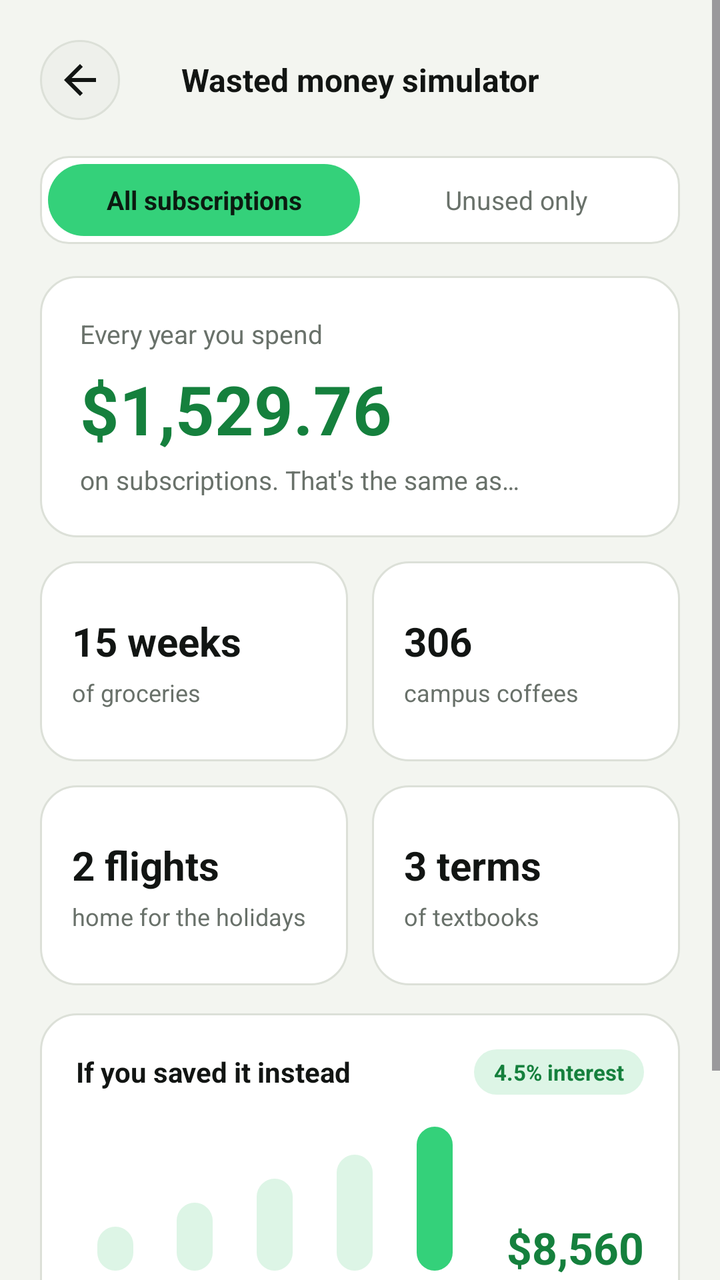
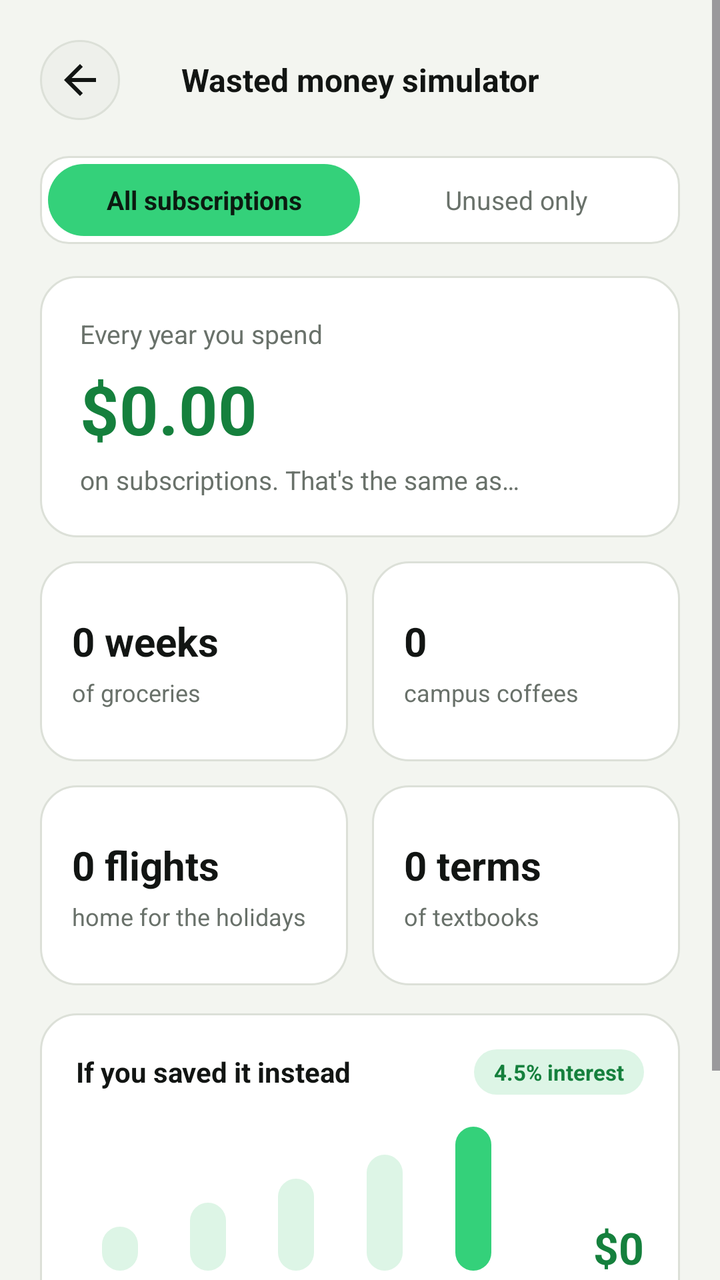

Before-and-after screenshots of an Android layout around one commit, followed by the original layout XML and the change that was made.
<!-- AndroidManifest.xml: application theme Theme.SubGuard -->
<!-- res/layout/fragment_simulator.xml -->
<?xml version="1.0" encoding="utf-8"?>
<ScrollView xmlns:android="http://schemas.android.com/apk/res/android"
    xmlns:app="http://schemas.android.com/apk/res-auto"
    android:layout_width="match_parent"
    android:layout_height="match_parent"
    android:background="@color/app_background"
    android:fillViewport="true">

    <LinearLayout
        android:layout_width="match_parent"
        android:layout_height="wrap_content"
        android:orientation="vertical"
        android:padding="20dp">

        
        <LinearLayout
            android:layout_width="match_parent"
            android:layout_height="wrap_content"
            android:gravity="center_vertical"
            android:orientation="horizontal">

            <ImageButton
                android:id="@+id/btn_back"
                android:layout_width="40dp"
                android:layout_height="40dp"
                android:background="@drawable/bg_circle_elevated"
                android:contentDescription="Back"
                android:src="@drawable/ic_arrow_back"
                app:tint="@color/text_primary" />

            <TextView
                android:layout_width="0dp"
                android:layout_height="wrap_content"
                android:layout_marginEnd="40dp"
                android:layout_weight="1"
                android:gravity="center"
                android:text="Wasted money simulator"
                android:textColor="@color/text_primary"
                android:textSize="16sp"
                android:textStyle="bold" />
        </LinearLayout>

        
        <LinearLayout
            android:layout_width="match_parent"
            android:layout_height="44dp"
            android:layout_marginTop="18dp"
            android:background="@drawable/bg_input_field"
            android:orientation="horizontal"
            android:padding="4dp">

            <TextView
                android:id="@+id/btn_sim_all"
                android:layout_width="0dp"
                android:layout_height="match_parent"
                android:layout_weight="1"
                android:background="@drawable/bg_pill_green"
                android:backgroundTint="@color/primary_green"
                android:gravity="center"
                android:text="All subscriptions"
                android:textColor="@color/button_on_green"
                android:textSize="13sp"
                android:textStyle="bold" />

            <TextView
                android:id="@+id/btn_sim_unused"
                android:layout_width="0dp"
                android:layout_height="match_parent"
                android:layout_weight="1"
                android:gravity="center"
                android:text="Unused only"
                android:textColor="@color/text_secondary"
                android:textSize="13sp" />
        </LinearLayout>

        
        <LinearLayout
            android:layout_width="match_parent"
            android:layout_height="wrap_content"
            android:layout_marginTop="16dp"
            android:background="@drawable/bg_card_rounded"
            android:orientation="vertical"
            android:padding="20dp">

            <TextView
                android:layout_width="wrap_content"
                android:layout_height="wrap_content"
                android:text="Every year you spend"
                android:textColor="@color/text_secondary"
                android:textSize="13sp" />

            <TextView
                android:id="@+id/tv_sim_annual_spend"
                android:layout_width="wrap_content"
                android:layout_height="wrap_content"
                android:layout_marginTop="6dp"
                android:text="$1,529.76"
                android:textColor="@color/accent_green_text"
                android:textSize="34sp"
                android:textStyle="bold" />

            <TextView
                android:layout_width="wrap_content"
                android:layout_height="wrap_content"
                android:layout_marginTop="4dp"
                android:text="on subscriptions. That's the same as…"
                android:textColor="@color/text_secondary"
                android:textSize="13sp" />
        </LinearLayout>

        
        <LinearLayout
            android:layout_width="match_parent"
            android:layout_height="wrap_content"
            android:layout_marginTop="12dp"
            android:orientation="horizontal">

            <LinearLayout
                android:layout_width="0dp"
                android:layout_height="100dp"
                android:layout_marginEnd="6dp"
                android:layout_weight="1"
                android:background="@drawable/bg_card_rounded"
                android:gravity="center_vertical"
                android:orientation="vertical"
                android:padding="16dp">

                <TextView
                    android:id="@+id/tv_equiv_groceries"
                    android:layout_width="wrap_content"
                    android:layout_height="wrap_content"
                    android:text="15 weeks"
                    android:textColor="@color/text_primary"
                    android:textSize="20sp"
                    android:textStyle="bold" />

                <TextView
                    android:layout_width="wrap_content"
                    android:layout_height="wrap_content"
                    android:layout_marginTop="4dp"
                    android:text="of groceries"
                    android:textColor="@color/text_secondary"
                    android:textSize="12sp" />
            </LinearLayout>

            <LinearLayout
                android:layout_width="0dp"
                android:layout_height="100dp"
                android:layout_marginStart="6dp"
                android:layout_weight="1"
                android:background="@drawable/bg_card_rounded"
                android:gravity="center_vertical"
                android:orientation="vertical"
                android:padding="16dp">

                <TextView
                    android:id="@+id/tv_equiv_coffees"
                    android:layout_width="wrap_content"
                    android:layout_height="wrap_content"
                    android:text="306"
                    android:textColor="@color/text_primary"
                    android:textSize="20sp"
                    android:textStyle="bold" />

                <TextView
                    android:layout_width="wrap_content"
                    android:layout_height="wrap_content"
                    android:layout_marginTop="4dp"
                    android:text="campus coffees"
                    android:textColor="@color/text_secondary"
                    android:textSize="12sp" />
            </LinearLayout>
        </LinearLayout>

        <LinearLayout
            android:layout_width="match_parent"
            android:layout_height="wrap_content"
            android:layout_marginTop="12dp"
            android:orientation="horizontal">

            <LinearLayout
                android:layout_width="0dp"
                android:layout_height="100dp"
                android:layout_marginEnd="6dp"
                android:layout_weight="1"
                android:background="@drawable/bg_card_rounded"
                android:gravity="center_vertical"
                android:orientation="vertical"
                android:padding="16dp">

                <TextView
                    android:id="@+id/tv_equiv_flights"
                    android:layout_width="wrap_content"
                    android:layout_height="wrap_content"
                    android:text="2 flights"
                    android:textColor="@color/text_primary"
                    android:textSize="20sp"
                    android:textStyle="bold" />

                <TextView
                    android:layout_width="wrap_content"
                    android:layout_height="wrap_content"
                    android:layout_marginTop="4dp"
                    android:text="home for the holidays"
                    android:textColor="@color/text_secondary"
                    android:textSize="12sp" />
            </LinearLayout>

            <LinearLayout
                android:layout_width="0dp"
                android:layout_height="100dp"
                android:layout_marginStart="6dp"
                android:layout_weight="1"
                android:background="@drawable/bg_card_rounded"
                android:gravity="center_vertical"
                android:orientation="vertical"
                android:padding="16dp">

                <TextView
                    android:id="@+id/tv_equiv_textbooks"
                    android:layout_width="wrap_content"
                    android:layout_height="wrap_content"
                    android:text="3 terms"
                    android:textColor="@color/text_primary"
                    android:textSize="20sp"
                    android:textStyle="bold" />

                <TextView
                    android:layout_width="wrap_content"
                    android:layout_height="wrap_content"
                    android:layout_marginTop="4dp"
                    android:text="of textbooks"
                    android:textColor="@color/text_secondary"
                    android:textSize="12sp" />
            </LinearLayout>
        </LinearLayout>

        
        <LinearLayout
            android:layout_width="match_parent"
            android:layout_height="wrap_content"
            android:layout_marginTop="14dp"
            android:background="@drawable/bg_card_rounded"
            android:orientation="vertical"
            android:padding="18dp">

            <LinearLayout
                android:layout_width="match_parent"
                android:layout_height="wrap_content"
                android:gravity="center_vertical"
                android:orientation="horizontal">

                <TextView
                    android:layout_width="0dp"
                    android:layout_height="wrap_content"
                    android:layout_weight="1"
                    android:text="If you saved it instead"
                    android:textColor="@color/text_primary"
                    android:textSize="14sp"
                    android:textStyle="bold" />

                <TextView
                    android:layout_width="wrap_content"
                    android:layout_height="wrap_content"
                    android:background="@drawable/bg_pill_green"
                    android:paddingHorizontal="10dp"
                    android:paddingVertical="4dp"
                    android:text="4.5% interest"
                    android:textColor="@color/accent_green_text"
                    android:textSize="11sp"
                    android:textStyle="bold" />
            </LinearLayout>

            <LinearLayout
                android:layout_width="match_parent"
                android:layout_height="wrap_content"
                android:layout_marginTop="16dp"
                android:gravity="bottom"
                android:orientation="horizontal">

                
                <LinearLayout
                    android:layout_width="0dp"
                    android:layout_height="wrap_content"
                    android:layout_weight="1"
                    android:gravity="bottom"
                    android:orientation="horizontal">

                    <LinearLayout
                        android:layout_width="0dp"
                        android:layout_height="wrap_content"
                        android:layout_weight="1"
                        android:gravity="center_horizontal"
                        android:orientation="vertical">

                        <View
                            android:layout_width="18dp"
                            android:layout_height="22dp"
                            android:background="@drawable/bg_pill_green" />

                        <TextView
                            android:layout_width="wrap_content"
                            android:layout_height="wrap_content"
                            android:layout_marginTop="4dp"
                            android:text="1y"
                            android:textColor="@color/text_secondary"
                            android:textSize="10sp" />
                    </LinearLayout>

                    <LinearLayout
                        android:layout_width="0dp"
                        android:layout_height="wrap_content"
                        android:layout_weight="1"
                        android:gravity="center_horizontal"
                        android:orientation="vertical">

                        <View
                            android:layout_width="18dp"
                            android:layout_height="34dp"
                            android:background="@drawable/bg_pill_green" />

                        <TextView
                            android:layout_width="wrap_content"
                            android:layout_height="wrap_content"
                            android:layout_marginTop="4dp"
                            android:text="2y"
                            android:textColor="@color/text_secondary"
                            android:textSize="10sp" />
                    </LinearLayout>

                    <LinearLayout
                        android:layout_width="0dp"
                        android:layout_height="wrap_content"
                        android:layout_weight="1"
                        android:gravity="center_horizontal"
                        android:orientation="vertical">

                        <View
                            android:layout_width="18dp"
                            android:layout_height="46dp"
                            android:background="@drawable/bg_pill_green" />

                        <TextView
                            android:layout_width="wrap_content"
                            android:layout_height="wrap_content"
                            android:layout_marginTop="4dp"
                            android:text="3y"
                            android:textColor="@color/text_secondary"
                            android:textSize="10sp" />
                    </LinearLayout>

                    <LinearLayout
                        android:layout_width="0dp"
                        android:layout_height="wrap_content"
                        android:layout_weight="1"
                        android:gravity="center_horizontal"
                        android:orientation="vertical">

                        <View
                            android:layout_width="18dp"
                            android:layout_height="58dp"
                            android:background="@drawable/bg_pill_green" />

                        <TextView
                            android:layout_width="wrap_content"
                            android:layout_height="wrap_content"
                            android:layout_marginTop="4dp"
                            android:text="4y"
                            android:textColor="@color/text_secondary"
                            android:textSize="10sp" />
                    </LinearLayout>

                    <LinearLayout
                        android:layout_width="0dp"
                        android:layout_height="wrap_content"
                        android:layout_weight="1"
                        android:gravity="center_horizontal"
                        android:orientation="vertical">

                        <View
                            android:layout_width="18dp"
                            android:layout_height="72dp"
                            android:background="@drawable/bg_pill_green"
                            android:backgroundTint="@color/primary_green" />

                        <TextView
                            android:layout_width="wrap_content"
                            android:layout_height="wrap_content"
                            android:layout_marginTop="4dp"
                            android:text="5y"
                            android:textColor="@color/accent_green_text"
                            android:textSize="10sp"
                            android:textStyle="bold" />
                    </LinearLayout>
                </LinearLayout>

                <LinearLayout
                    android:layout_width="wrap_content"
                    android:layout_height="wrap_content"
                    android:layout_marginStart="16dp"
                    android:gravity="end"
                    android:orientation="vertical">

                    <TextView
                        android:id="@+id/tv_sim_five_year_total"
                        android:layout_width="wrap_content"
                        android:layout_height="wrap_content"
                        android:text="$8,560"
                        android:textColor="@color/accent_green_text"
                        android:textSize="22sp"
                        android:textStyle="bold" />

                    <TextView
                        android:layout_width="wrap_content"
                        android:layout_height="wrap_content"
                        android:text="in 5 years"
                        android:textColor="@color/text_secondary"
                        android:textSize="11sp" />
                </LinearLayout>
            </LinearLayout>
        </LinearLayout>

        
        <com.google.android.material.button.MaterialButton
            android:id="@+id/btn_review_unused"
            android:layout_width="match_parent"
            android:layout_height="54dp"
            android:layout_marginTop="20dp"
            android:text="Review unused subscriptions"
            android:textAllCaps="false"
            android:textColor="@color/button_on_green"
            android:textSize="15sp"
            android:textStyle="bold"
            app:backgroundTint="@color/primary_green"
            app:cornerRadius="14dp" />

    </LinearLayout>
</ScrollView>
<!-- resources referenced by this layout -->
<resources>
  <color name="accent_green_text">#15803D</color>
  <color name="app_background">#F3F5F0</color>
  <color name="button_on_green">#0B1A10</color>
  <color name="primary_green">#34D17A</color>
  <color name="text_primary">#121513</color>
  <color name="text_secondary">#69716A</color>
  <!-- drawable bg_card_rounded (drawable) -->
  <?xml version="1.0" encoding="utf-8"?>
  <shape xmlns:android="http://schemas.android.com/apk/res/android"
      android:shape="rectangle">
      <solid android:color="@color/card_background" />
      <corners android:radius="18dp" />
      <stroke
          android:width="1dp"
          android:color="@color/card_border" />
  </shape>
  <!-- drawable bg_circle_elevated (drawable) -->
  <?xml version="1.0" encoding="utf-8"?>
  <shape xmlns:android="http://schemas.android.com/apk/res/android"
      android:shape="oval">
      <solid android:color="@color/surface_elevated" />
      <stroke
          android:width="1dp"
          android:color="@color/card_border" />
  </shape>
  <!-- drawable bg_input_field (drawable) -->
  <?xml version="1.0" encoding="utf-8"?>
  <shape xmlns:android="http://schemas.android.com/apk/res/android"
      android:shape="rectangle">
      <solid android:color="@color/card_background" />
      <corners android:radius="14dp" />
      <stroke
          android:width="1dp"
          android:color="@color/card_border" />
  </shape>
  <!-- drawable bg_pill_green (drawable) -->
  <?xml version="1.0" encoding="utf-8"?>
  <shape xmlns:android="http://schemas.android.com/apk/res/android"
      android:shape="rectangle">
      <solid android:color="@color/green_surface" />
      <corners android:radius="999dp" />
  </shape>
  <!-- drawable ic_arrow_back (drawable) -->
  <?xml version="1.0" encoding="utf-8"?>
  <vector xmlns:android="http://schemas.android.com/apk/res/android"
      android:width="24dp"
      android:height="24dp"
      android:viewportWidth="24"
      android:viewportHeight="24">
      <path
          android:fillColor="#FFFFFFFF"
          android:pathData="M20,11H7.83l5.59,-5.59L12,4l-8,8 8,8 1.41,-1.41L7.83,13H20v-2z" />
  </vector>
  <style name="Theme.SubGuard" parent="Base.Theme.SubGuard" />
  <color name="card_background">#FFFFFF</color>
  <color name="card_border">#DCE0D8</color>
  <color name="surface_elevated">#EEF0EB</color>
  <color name="green_surface">#DDF5E6</color>
  <style name="Base.Theme.SubGuard" parent="Theme.Material3.DayNight.NoActionBar">
          <item name="colorPrimary">@color/primary_green</item>
          <item name="colorOnPrimary">@color/button_on_green</item>
          <item name="android:statusBarColor">@color/app_background</item>
          <item name="android:navigationBarColor">@color/card_background</item>
          <item name="android:windowBackground">@color/app_background</item>
      </style>
</resources>

<!-- the commit's change to res/layout/fragment_simulator.xml (unified diff, before → after) -->
@@ -94,7 +94,7 @@
                 android:layout_width="wrap_content"
                 android:layout_height="wrap_content"
                 android:layout_marginTop="6dp"
-                android:text="$1,529.76"
+                android:text="$0.00"
                 android:textColor="@color/accent_green_text"
                 android:textSize="34sp"
                 android:textStyle="bold" />
@@ -129,7 +129,7 @@
                     android:id="@+id/tv_equiv_groceries"
                     android:layout_width="wrap_content"
                     android:layout_height="wrap_content"
-                    android:text="15 weeks"
+                    android:text="0 weeks"
                     android:textColor="@color/text_primary"
                     android:textSize="20sp"
                     android:textStyle="bold" />
@@ -157,7 +157,7 @@
                     android:id="@+id/tv_equiv_coffees"
                     android:layout_width="wrap_content"
                     android:layout_height="wrap_content"
-                    android:text="306"
+                    android:text="0"
                     android:textColor="@color/text_primary"
                     android:textSize="20sp"
                     android:textStyle="bold" />
@@ -192,7 +192,7 @@
                     android:id="@+id/tv_equiv_flights"
                     android:layout_width="wrap_content"
                     android:layout_height="wrap_content"
-                    android:text="2 flights"
+                    android:text="0 flights"
                     android:textColor="@color/text_primary"
                     android:textSize="20sp"
                     android:textStyle="bold" />
@@ -220,7 +220,7 @@
                     android:id="@+id/tv_equiv_textbooks"
                     android:layout_width="wrap_content"
                     android:layout_height="wrap_content"
-                    android:text="3 terms"
+                    android:text="0 terms"
                     android:textColor="@color/text_primary"
                     android:textSize="20sp"
                     android:textStyle="bold" />
@@ -405,7 +405,7 @@
                         android:id="@+id/tv_sim_five_year_total"
                         android:layout_width="wrap_content"
                         android:layout_height="wrap_content"
-                        android:text="$8,560"
+                        android:text="$0"
                         android:textColor="@color/accent_green_text"
                         android:textSize="22sp"
                         android:textStyle="bold" />
